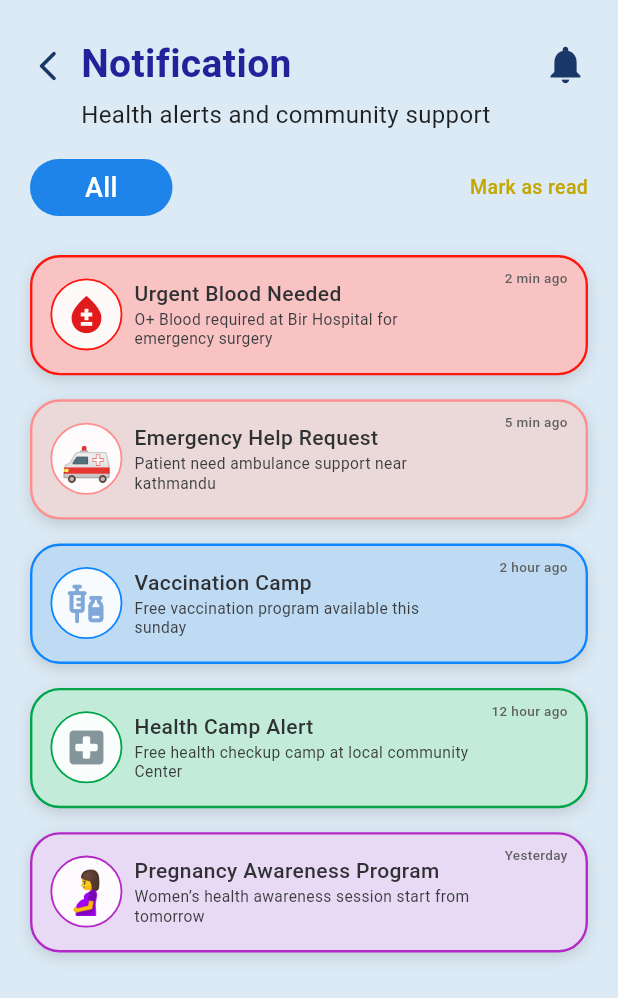
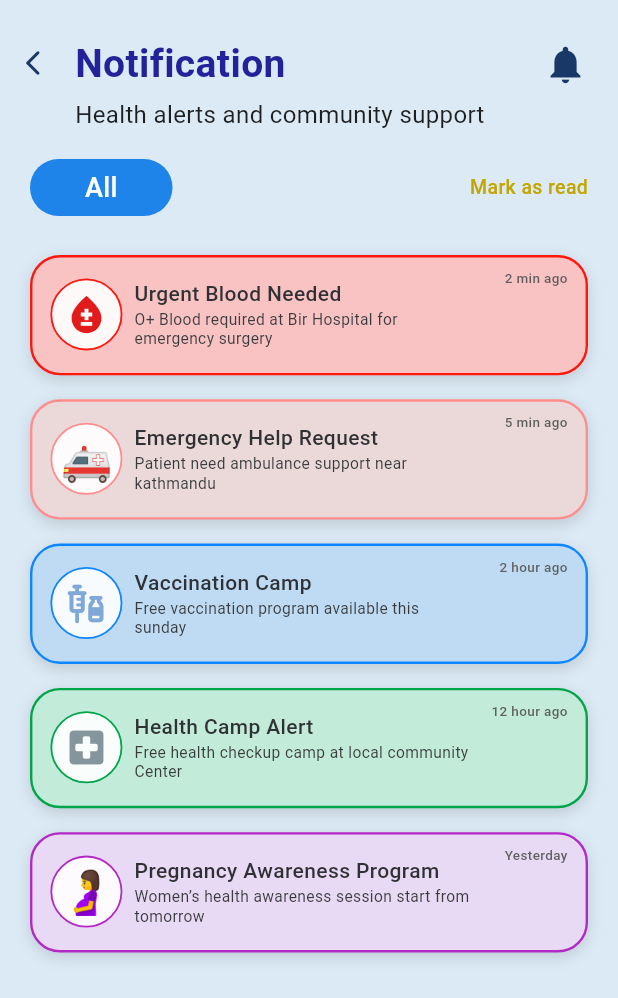
Before and after one commit to aarati123bisankhe/swastha_sathi_frontend, a Flutter app: the NotificationScreen screen opened directly, on a phone screen of 412 x 824 dp. Shown: the top 998 px of the screen. Run offline on Flutter 3.47's test engine with Material 3 defaults, Android fonts, the phone set to English and light mode, and no system bars; our stand-ins replace dio, equatable, flutter_riverpod, flutter_secure_storage, image_picker, pretty_dio_logger and 1 more; missing offline and left inert: dio_smart_retry; accounts and stored records are empty.

Commit message:
complete notification

```diff
--- a/lib/app/core/api/api_endpoints.dart
+++ b/lib/app/core/api/api_endpoints.dart
@@ -28,7 +28,7 @@ class ApiEndpoints {
   );
   static const String apiHostIos = String.fromEnvironment('API_HOST_IOS');
 
-  static const String computerIpAddress = "192.168.18.41";
+  static const String computerIpAddress = "192.168.31.108";
 
   // static String get baseUrl {
   //   if (!kIsWeb && (Platform.isIOS || Platform.isAndroid)) {
--- a/lib/app/features/dashboard/presentation/pages/notification_screen.dart
+++ b/lib/app/features/dashboard/presentation/pages/notification_screen.dart
@@ -87,12 +87,15 @@ class _NotificationHeader extends StatelessWidget {
       children: [
         GestureDetector(
   onTap: () => Navigator.of(context).pop(),
+  child: Transform.translate(
+    offset: const Offset(-8, 0), // move left
     child: const Padding(
       padding: EdgeInsets.only(top: 8, right: 10),
       child: Icon(
         Icons.arrow_back_ios_new_rounded,
         color: Color(0xFF193767),
-              size: 24,
+        size: 20,
+      ),
     ),
   ),
         ),
```
Lines whose indentation alone changed are shown as unchanged.
